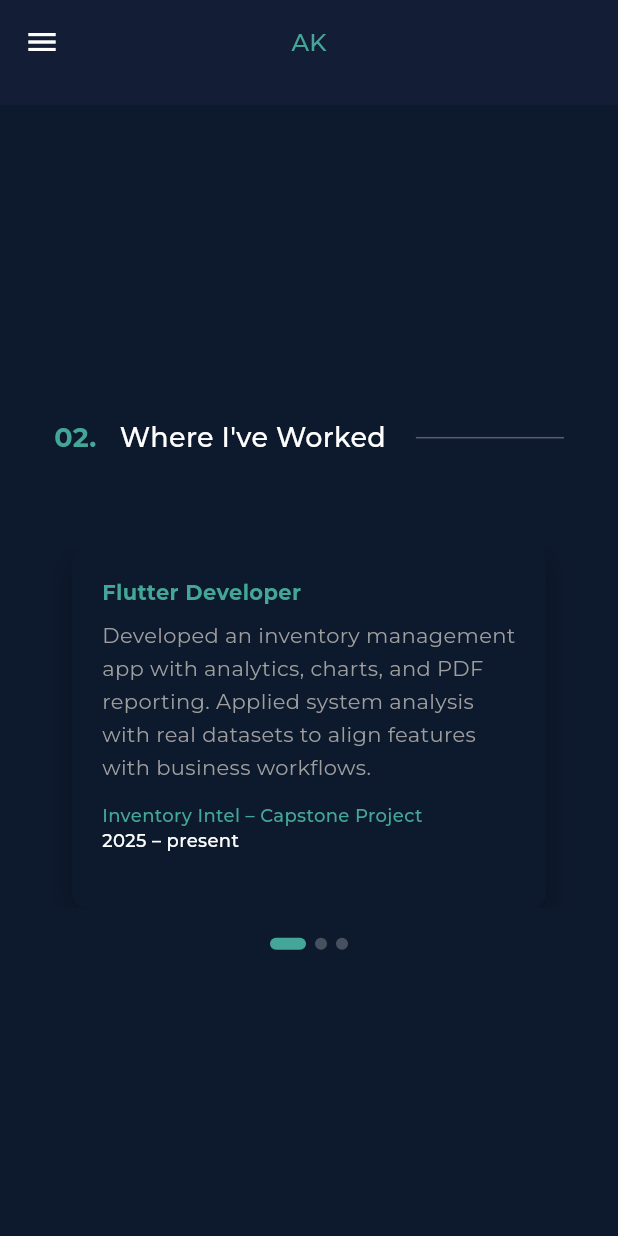
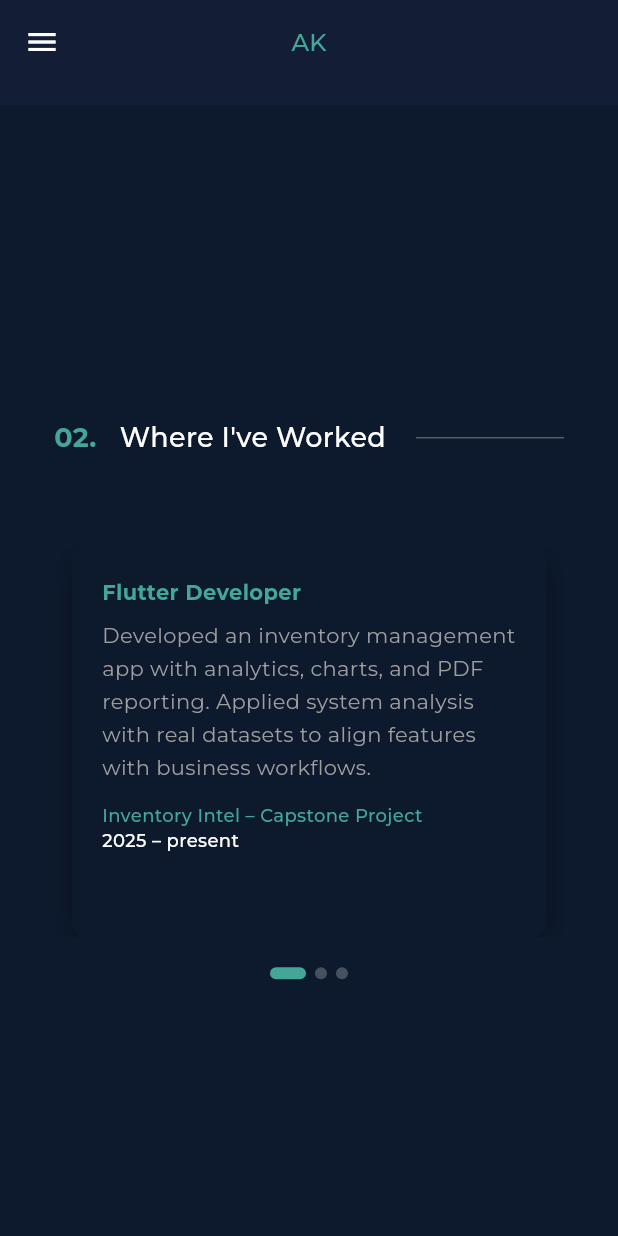
Before and after one commit to alaaHesham31/portfolio_app, a Flutter app: the screen it shows after launch, scrolled down 1728 dp, on a phone screen of 412 x 824 dp. Run offline on Flutter 3.47's test engine with Material 3 defaults, Android fonts, the phone set to English and light mode, and no system bars; drawn by our look-alikes of smooth_page_indicator; our stand-ins replace animated_text_kit, font_awesome_flutter, visibility_detector.

Commit message:
Fix card overflow on mobile

```diff
--- a/lib/sections/experience_section.dart
+++ b/lib/sections/experience_section.dart
@@ -1,7 +1,5 @@
-import 'dart:math';
 import 'package:flutter/material.dart';
 import 'package:smooth_page_indicator/smooth_page_indicator.dart';
-
 import '../core/styels/app_colors.dart';
 import '../core/styels/app_text_styles.dart';
 
@@ -14,7 +12,6 @@ class ExperienceSection extends StatefulWidget {
 
 class _ExperienceSectionState extends State<ExperienceSection> {
   final PageController _pageController = PageController();
-
   final experiences = [
     {
       "company": "Inventory Intel – Capstone Project",
@@ -28,7 +25,7 @@ class _ExperienceSectionState extends State<ExperienceSection> {
       "role": "Flutter Developer",
       "date": "2024 – present",
       "description":
-      "Equipped with the skills to handle freelance or client projects — from authentication and REST APIs to payments and deployment — with a focus on clear requirements, collaboration, and polished delivery."
+      "Equipped to handle freelance or client projects — from authentication and APIs to payments and deployment — with focus on requirements, collaboration, and polished delivery."
     },
     {
       "company": "Freelance",
@@ -39,55 +36,14 @@ class _ExperienceSectionState extends State<ExperienceSection> {
     },
   ];
 
-  double _estimateCardHeight(String description, BuildContext context, bool isMobile,   bool isTablet,
-      ) {
-    // read font sizes from  responsive AppTextStyles
-    final double bodyFs = AppTextStyles.bodyGrey(context).fontSize ?? (isMobile ? 14 : 16);
-    final double roleFs = AppTextStyles.navButtonGreen(context).fontSize ?? (isMobile ? 16 : 18);
-    final double captionFs = AppTextStyles.captionWhite(context).fontSize ?? (isMobile ? 12 : 14);
-
-    // rough characters per line depending on layout
-    final int charsPerLine = isMobile ? 36 :  (isTablet ? 60 : 80);
-    final int lines = max(1, (description.length / charsPerLine).ceil());
-
-    // line height approx (use same multiplier as your styles when you use .copyWith(height: x) )
-    final double lineHeight = bodyFs * 1.6;
-
-    // heuristics for header/footer sizes and paddings
-    final double headerHeight = roleFs + 8; // role + spacing
-    final double footerHeight = captionFs * 2 + 12; // company + date + spacing
-    final double verticalPadding = 20.0 * 2; // container padding top + bottom
-
-    // sum up
-    final double estimated = verticalPadding + headerHeight + (lines * lineHeight) + footerHeight + 8.0; // + small buffer
-
-    return estimated;
-  }
-
   @override
   Widget build(BuildContext context) {
-    final width = MediaQuery.of(context).size.width;
-    final isMobile = width < 800;
-    final isTablet = width >= 800 && width < 1200;
-
-    // compute dynamic heights for all items and pick the max to avoid jumping heights
-    final List<double> heights = experiences
-        .map((e) => _estimateCardHeight(
-      e['description'] as String,
-      context,
-      isMobile,
-      isTablet,
-    ))
-        .toList();
-
-    // sensible clamps so we don't get tiny or huge boxes
-    final double minH = isMobile ? 220 : (isTablet ? 260 : 180);
-    final double maxH = isMobile ? 520 : (isTablet ? 420 : 320);
-
-    double pageViewHeight = heights.reduce(max).clamp(minH, maxH);
-
+    final isMobile = MediaQuery.of(context).size.width < 800;
     return Container(
-      padding: EdgeInsets.symmetric(horizontal: isMobile ? 20 : 100, vertical: 100),
+      padding: EdgeInsets.symmetric(
+        horizontal: isMobile ? 20 : 100,
+        vertical: 100,
+      ),
       color: AppColors.primaryColor,
       child: Column(
         crossAxisAlignment: CrossAxisAlignment.start,
@@ -97,18 +53,20 @@ class _ExperienceSectionState extends State<ExperienceSection> {
             children: [
               Text("02. ", style: AppTextStyles.titleSmall(context)),
               const SizedBox(width: 10),
-              Text("Where I've Worked", style: AppTextStyles.titleMedium(context)),
+              Text("Where I've Worked",
+                  style: AppTextStyles.titleMedium(context)),
               const SizedBox(width: 20),
               Expanded(
-                child: Container(height: 1, color: AppColors.whiteColor.withOpacity(0.3)),
+                child: Container(
+                  height: 1,
+                  color: AppColors.whiteColor.withOpacity(0.3),
+                ),
               ),
             ],
           ),
           const SizedBox(height: 60),
-
-          // --- PageView with explicit, computed height ---
           SizedBox(
-            height: pageViewHeight,
+            height: isMobile ? 260 : 200,
             child: PageView.builder(
               controller: _pageController,
               itemCount: experiences.length,
@@ -122,16 +80,12 @@ class _ExperienceSectionState extends State<ExperienceSection> {
                     role: exp["role"]!,
                     date: exp["date"]!,
                     description: exp["description"]!,
-                    isMobile: isMobile,
                   ),
                 );
               },
             ),
           ),
-
           const SizedBox(height: 20),
-
-          // --- Dot Indicator ---
           Center(
             child: SmoothPageIndicator(
               controller: _pageController,
@@ -157,29 +111,29 @@ class _ExperienceSectionState extends State<ExperienceSection> {
     required String role,
     required String date,
     required String description,
-    required bool isMobile,
   }) {
-    // Let the card size itself (no forced height), but the PageView surrounding it
-    // imposes a bounded height so the renderers are happy.
     return Container(
       padding: const EdgeInsets.all(20),
       decoration: BoxDecoration(
         color: AppColors.primaryColor.withOpacity(0.95),
         borderRadius: BorderRadius.circular(10),
         boxShadow: [
-          BoxShadow(color: Colors.black.withOpacity(0.25), blurRadius: 16, offset: const Offset(0, 6)),
+          BoxShadow(
+            color: Colors.black.withOpacity(0.25),
+            blurRadius: 16,
+            offset: const Offset(0, 6),
+          ),
         ],
       ),
       child: Column(
         crossAxisAlignment: CrossAxisAlignment.start,
-        mainAxisSize: MainAxisSize.min, // adapt height to content
         children: [
           Text(role, style: AppTextStyles.navButtonGreen(context)),
           const SizedBox(height: 8),
-          Text(description, style: AppTextStyles.bodyGrey(context).copyWith(height: 1.6)),
+          Text(description,
+              style: AppTextStyles.bodyGrey(context).copyWith(height: 1.6)),
           const SizedBox(height: 12),
           Text(company, style: AppTextStyles.captionGreen(context)),
-
           Text(date, style: AppTextStyles.captionWhite(context)),
         ],
       ),
```
Also changed, not shown: pubspec.lock.
